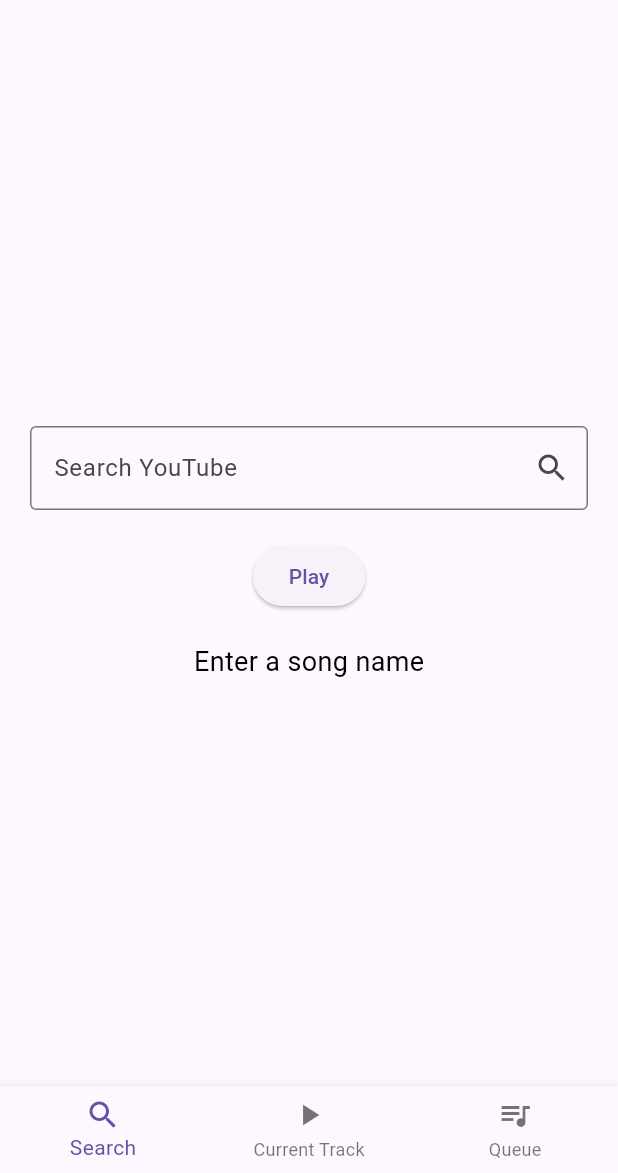
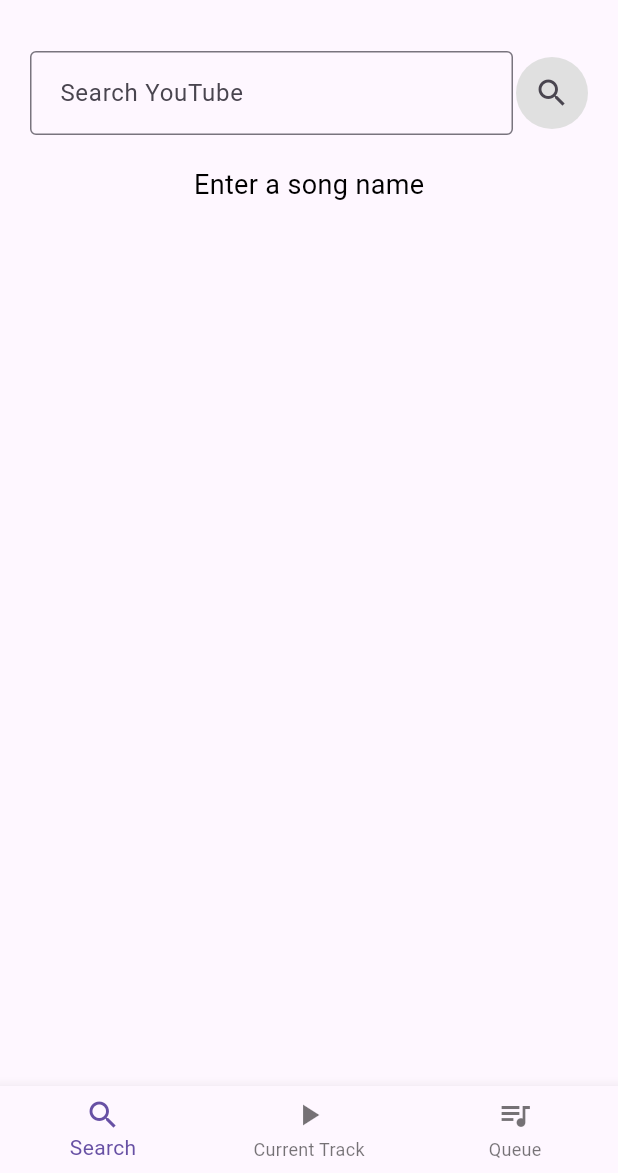
Before and after one commit to ZeNyfh/ZenMusic, a Flutter app: the screen it shows after launch, on a phone screen of 412 x 824 dp, the part 63-1236 px from its top. Run offline on Flutter 3.47's test engine with Material 3 defaults, Android fonts, the phone set to English and light mode, and no system bars.

Commit message:
make search page look better

```diff
--- a/lib/Pages/PlayerPage.dart
+++ b/lib/Pages/PlayerPage.dart
@@ -37,27 +37,40 @@ class _YouTubePlayerState extends State<YouTubePlayer> {
     return Padding(
       padding: const EdgeInsets.all(20.0),
       child: Column(
-        mainAxisAlignment: MainAxisAlignment.center,
+        mainAxisAlignment: MainAxisAlignment.start,
         children: [
-          TextField(
-            controller: _controller,
+          Row(
+            children: [
+              Expanded(
+                child: TextField(
+                  controller: _controller, // Added controller from working version
                   decoration: InputDecoration(
                     labelText: 'Search YouTube',
                     border: const OutlineInputBorder(),
-              suffixIcon: IconButton(
-                icon: const Icon(Icons.search),
-                onPressed: _isLoading ? null : _play,
+                    contentPadding: const EdgeInsets.symmetric(
+                      vertical: 16,
+                      horizontal: 16,
                     ),
                   ),
-            onSubmitted: (_) => _play(),
+                  onSubmitted: (_) => _play(), // Added from working version
                 ),
-          const SizedBox(height: 20),
-          ElevatedButton(
+              ),
+              const SizedBox(width: 2),
+              // Search Button
+              IconButton(
+                icon: const Icon(Icons.search),
                 onPressed: _isLoading ? null : () {
-              FocusManager.instance.primaryFocus?.unfocus(); // hide keyboard when play is clicked.
+                  FocusManager.instance.primaryFocus?.unfocus();
                   _play();
                 },
-            child: const Text('Play'),
+                style: IconButton.styleFrom(
+                  backgroundColor: Colors.grey.shade300,
+                  shape: const CircleBorder(),
+                  side: BorderSide.none,
+                ),
+                padding: const EdgeInsets.all(12),
+              ),
+            ],
           ),
           const SizedBox(height: 20),
           Text(
```
Lines whose indentation alone changed are shown as unchanged.
